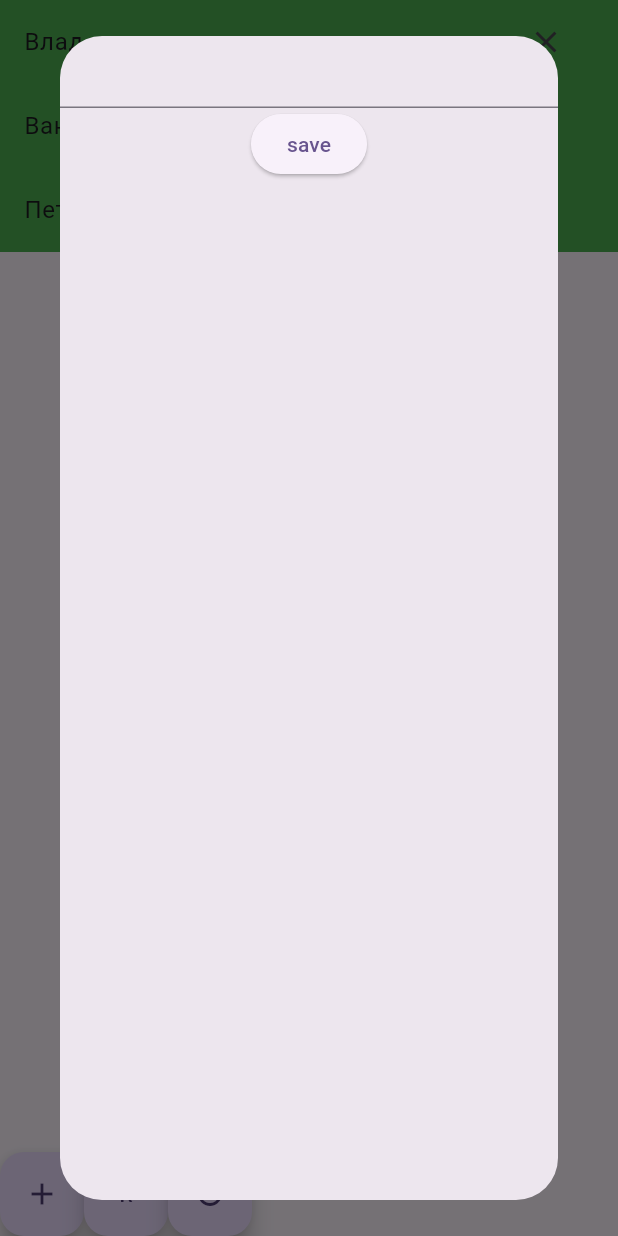
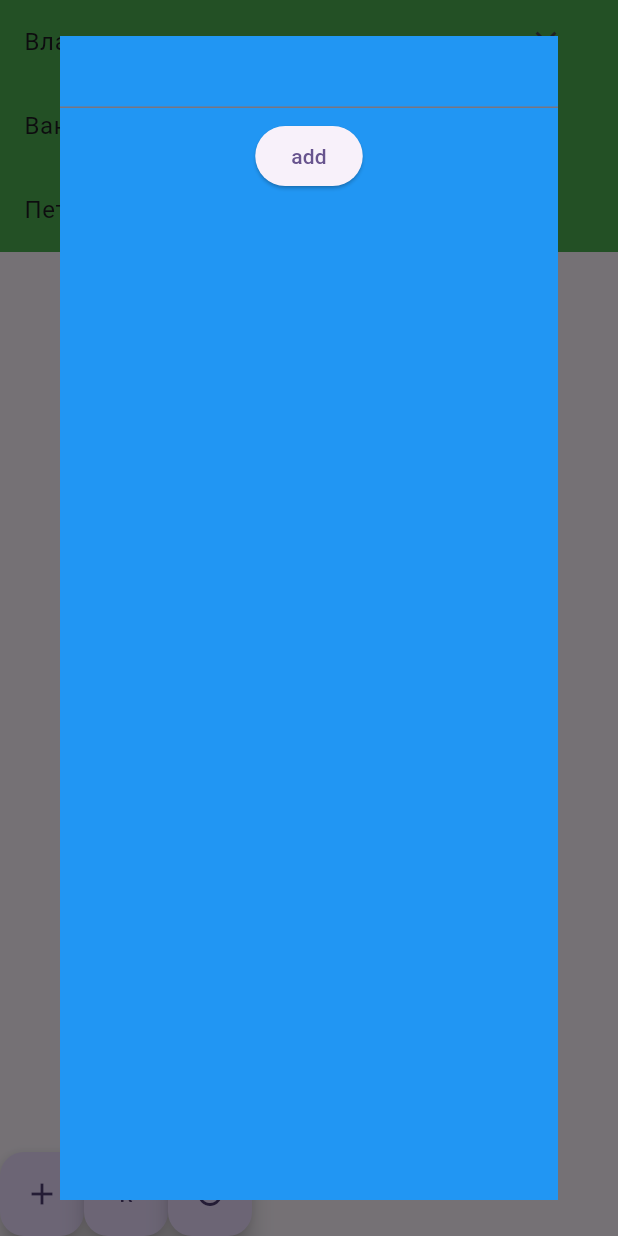
Before and after one commit to MrDalik/Flutter_DZ, a Flutter app: the screen it shows after launch, after a tap on the "add" icon, on a phone screen of 412 x 824 dp. Run offline on Flutter 3.47's test engine with Material 3 defaults, Android fonts, the light colour scheme and no system bars.

Commit message:
Добавил редактирование и добавление

```diff
--- a/wheel_of_fortune/lib/pages/random_item_page.dart
+++ b/wheel_of_fortune/lib/pages/random_item_page.dart
@@ -24,29 +24,16 @@ class _RandomItemPageState extends State<RandomItemPage> {
   }
 
   void _addItem(BuildContext context) {
-    var text = '';
-
     showDialog(
         context: context,
-      builder: (context) => Dialog(
-        child: Column(
-          children: [
-            TextField(
-              onChanged: (value) => text = value,
-            ),
-            ElevatedButton(
-              onPressed: () {
+        builder: (context) => DialogItem(
+              text: '',
+              onPressed: (String text) {
                 setState(() {
                   names.add(text);
                 });
-                Navigator.pop(context);
               },
-              child: const Text('save'),
-            ),
-          ],
-        ),
-      ),
-    );
+            ));
   }
 
   void _delItem(int index) {
@@ -67,6 +54,20 @@ class _RandomItemPageState extends State<RandomItemPage> {
     });
   }
 
+  void _changeItem(text, index) {
+    showDialog(
+        context: context,
+        builder: (context) => DialogItem(
+          text:  names[index],
+          onPressed: (String text) {
+            setState(() {
+              names[index] = text;
+            });
+          },
+        ));
+  }
+
+
   void _restart() {
     setState(() {
       setnumbersdrawn.clear();
@@ -80,7 +81,9 @@ class _RandomItemPageState extends State<RandomItemPage> {
         Expanded(
           child: ListView.builder(
               itemBuilder: (BuildContext context, int index) {
-                return Container(
+                return GestureDetector(
+                    onTap: () => _changeItem(names[index],index),
+                    child: Container(
                       color: setnumbersdrawn.contains(index)
                           ? randomindex == index
                               ? Colors.red
@@ -95,7 +98,7 @@ class _RandomItemPageState extends State<RandomItemPage> {
                         ),
                         selectedColor: Colors.black,
                       ),
-                );
+                    ));
               },
               itemCount: names.length),
         ),
@@ -119,3 +122,38 @@ class _RandomItemPageState extends State<RandomItemPage> {
     );
   }
 }
+
+class DialogItem extends StatelessWidget {
+  final void Function(String text) onPressed;
+   String text;
+
+   DialogItem({super.key, required this.onPressed, required this.text});
+
+  @override
+  Widget build(BuildContext context) {
+    return Dialog(
+        child: Container(
+      color: Colors.blue,
+      child: Center(
+        child: Column(
+          children: [
+            TextField(
+              controller: TextEditingController(text: text),
+              onChanged: (value) => text = value,
+            ),
+            const SizedBox(
+              height: 8,
+            ),
+            ElevatedButton(
+              onPressed: () {
+                onPressed(text);
+                Navigator.pop(context);
+              },
+              child: const Text('add'),
+            )
+          ],
+        ),
+      ),
+    ));
+  }
+}
```
Lines whose indentation alone changed are shown as unchanged.
